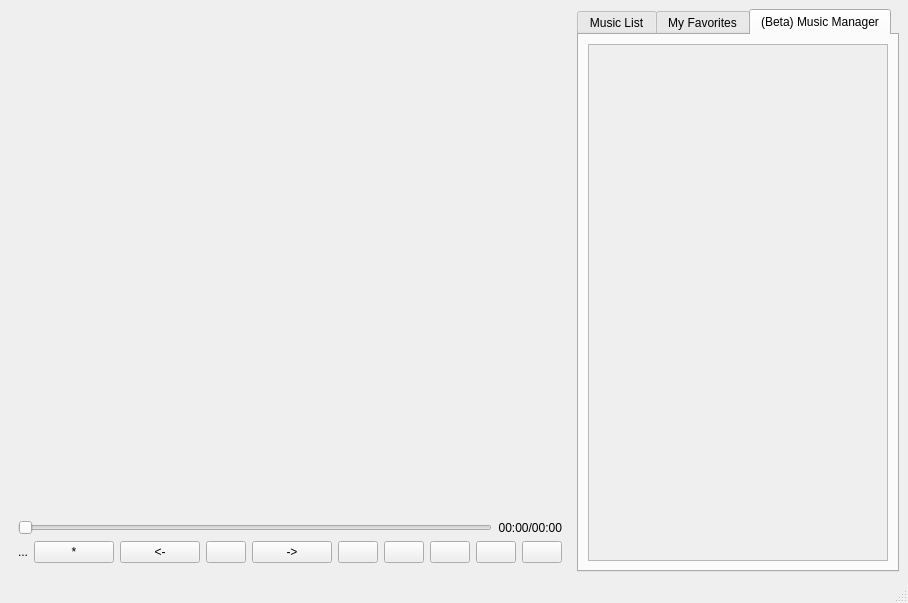
Above: src/widget.ui from SHM-white/MusicPlayer before the change. Below: the same form after it.
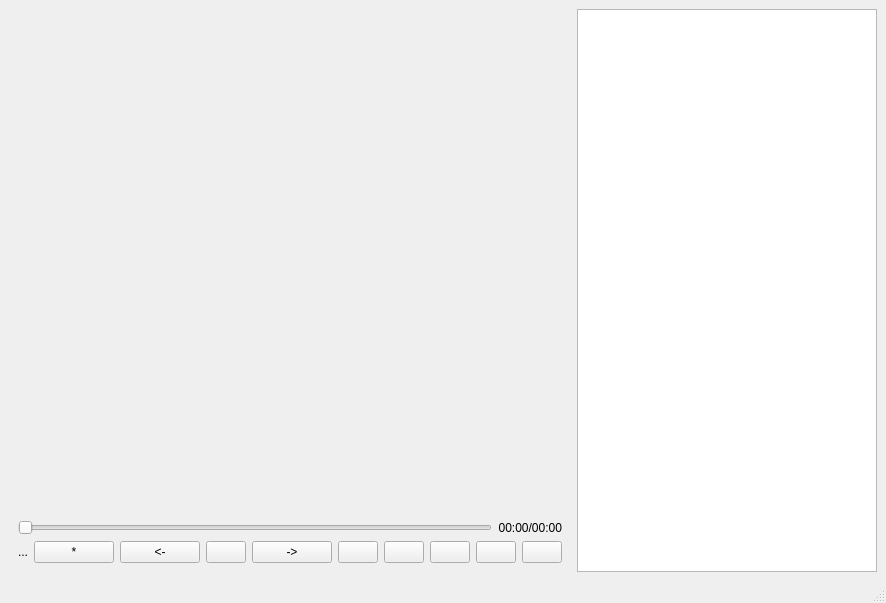
That is the form after the change. The open tabs and pages were chosen to show the change. Custom widgets are drawn as their Qt base class.

```diff
--- a/src/widget.ui
+++ b/src/widget.ui
@@ -215,31 +215,6 @@
        </widget>
       </item>
       <item>
-       <widget class="QTabWidget" name="tabWidget">
-        <property name="enabled">
-         <bool>true</bool>
-        </property>
-        <property name="sizePolicy">
-         <sizepolicy hsizetype="Preferred" vsizetype="Expanding">
-          <horstretch>0</horstretch>
-          <verstretch>0</verstretch>
-         </sizepolicy>
-        </property>
-        <property name="maximumSize">
-         <size>
-          <width>400</width>
-          <height>16777215</height>
-         </size>
-        </property>
-        <property name="currentIndex">
-         <number>0</number>
-        </property>
-        <widget class="QWidget" name="tab">
-         <attribute name="title">
-          <string>Music List</string>
-         </attribute>
-         <layout class="QVBoxLayout" name="verticalLayout_3">
-          <item>
            <widget class="QListWidget" name="listWidget_PlayList">
             <property name="sizePolicy">
              <sizepolicy hsizetype="Preferred" vsizetype="Expanding">
@@ -259,47 +234,6 @@
             <property name="dragDropMode">
              <enum>QAbstractItemView::DragDropMode::DropOnly</enum>
             </property>
-           </widget>
-          </item>
-         </layout>
-        </widget>
-        <widget class="QWidget" name="tab_2">
-         <attribute name="title">
-          <string>My Favorites</string>
-         </attribute>
-         <layout class="QVBoxLayout" name="verticalLayout_5">
-          <item>
-           <widget class="QListWidget" name="listWidget">
-            <property name="sizePolicy">
-             <sizepolicy hsizetype="Preferred" vsizetype="Expanding">
-              <horstretch>0</horstretch>
-              <verstretch>0</verstretch>
-             </sizepolicy>
-            </property>
-           </widget>
-          </item>
-         </layout>
-        </widget>
-        <widget class="QWidget" name="tab_3">
-         <property name="enabled">
-          <bool>false</bool>
-         </property>
-         <attribute name="title">
-          <string>(Beta) Music Manager</string>
-         </attribute>
-         <layout class="QVBoxLayout" name="verticalLayout_4">
-          <item>
-           <widget class="QListView" name="listView">
-            <property name="sizePolicy">
-             <sizepolicy hsizetype="Preferred" vsizetype="Expanding">
-              <horstretch>0</horstretch>
-              <verstretch>0</verstretch>
-             </sizepolicy>
-            </property>
-           </widget>
-          </item>
-         </layout>
-        </widget>
        </widget>
       </item>
      </layout>
```
Lines whose indentation alone changed are shown as unchanged.
